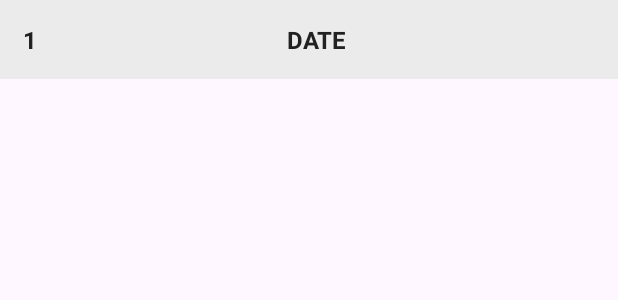
After one commit to hatt3r/7MinWorkout, an Android app: the layout item_history_row.xml on its own in the app's theme, with its tools: preview values and no code run, on a phone screen of 412 x 824 dp. The commit adds this screen. Shown: the top 300 px of the screen. Run offline under Robolectric (Android 15) with nearby library versions, the phone set to English and light mode, and no system bars.

Commit message:
📈 adding row layout for history

```diff
--- a/app/src/main/java/com/cessabit/a7minworkoutapplication/HistoryDao.kt
+++ b/app/src/main/java/com/cessabit/a7minworkoutapplication/HistoryDao.kt
@@ -2,11 +2,13 @@ package com.cessabit.a7minworkoutapplication
 
 import androidx.room.Dao
 import androidx.room.Insert
+import androidx.room.Query
+import kotlinx.coroutines.flow.Flow
 
 @Dao
 interface HistoryDao {
     @Insert
     suspend fun insert(historyEntity: HistoryEntity)
-
-
+    @Query("SELECT * FROM `history-table`")
+    fun fetchAllDates():Flow<List<HistoryEntity>>
 }
--- /dev/null
+++ b/app/src/main/res/layout/item_history_row.xml
@@ -0,0 +1,32 @@
+<?xml version="1.0" encoding="utf-8"?>
+<LinearLayout xmlns:android="http://schemas.android.com/apk/res/android"
+    xmlns:tools="http://schemas.android.com/tools"
+    android:id="@+id/ll_history_item_main"
+    android:layout_width="match_parent"
+    android:layout_height="wrap_content"
+    android:background="#EBEBEB"
+    android:orientation="horizontal"
+    android:padding="15dp">
+
+    <TextView
+        android:id="@+id/tvPosition"
+        android:layout_width="wrap_content"
+        android:layout_height="wrap_content"
+        android:gravity="center"
+        android:textColor="#212121"
+        android:textSize="16sp"
+        android:textStyle="bold"
+        tools:text="1" />
+
+    <TextView
+        android:id="@+id/tvItem"
+        android:layout_width="0dp"
+        android:layout_height="wrap_content"
+        android:layout_weight="1"
+        android:gravity="center"
+        android:text="DATE"
+        android:textColor="#212121"
+        android:textSize="16sp"
+        android:textStyle="bold" />
+
+</LinearLayout>
```
Also changed, not shown: app/src/main/java/com/cessabit/a7minworkoutapplication/HistoryActivity.kt (+25 -0 lines).
